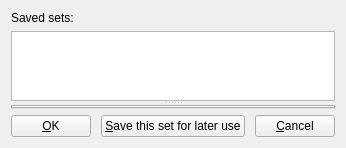
mnemosyne-proj/mnemosyne, file mnemosyne/mnemosyne/pyqt_ui/activate_cards_dlg.ui: the form before one commit.
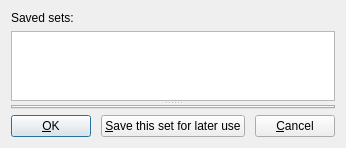
The form after the commit.

Commit message: -Make it easier to change active card sets using keyboard only  (cntr-D, arrow keys, enter). -Question and answer fields in the review widget can now be scrolled  using PageUp and PageDown.

```diff
--- a/mnemosyne/mnemosyne/pyqt_ui/activate_cards_dlg.ui
+++ b/mnemosyne/mnemosyne/pyqt_ui/activate_cards_dlg.ui
@@ -7,7 +7,7 @@
     <x>0</x>
     <y>0</y>
     <width>346</width>
-    <height>135</height>
+    <height>144</height>
    </rect>
   </property>
   <property name="windowTitle">
@@ -54,7 +54,10 @@
             <string>&amp;OK</string>
            </property>
            <property name="autoDefault">
-            <bool>false</bool>
+            <bool>true</bool>
+           </property>
+           <property name="default">
+            <bool>true</bool>
            </property>
           </widget>
          </item>
```
The commit also changes 5 other files.
